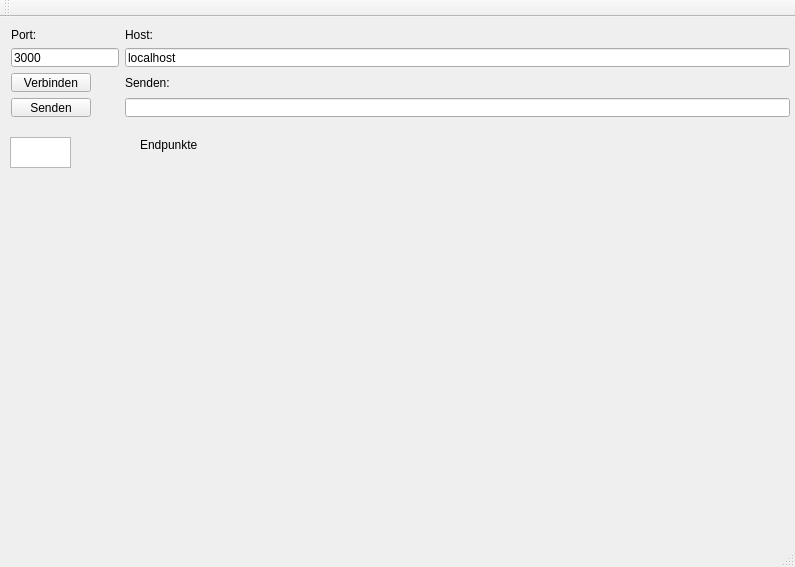
Old version of the form mainwindow.ui in the repository duebie90/HomeAutomationUi.
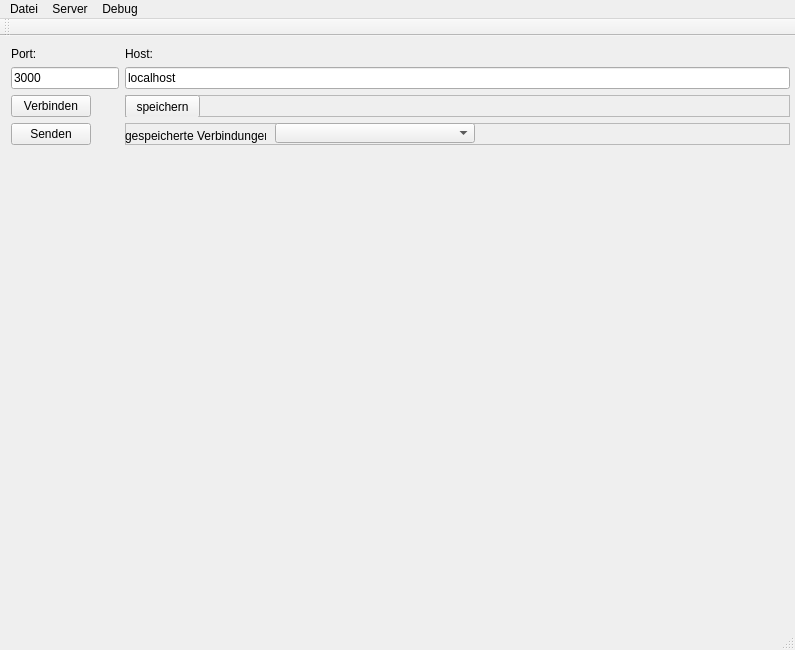
New version of the form. Icons and pictures are not drawn.

Commit message: Ui, Kommunikation mit Server und Protokoll weiterentwickelt.

Diff of the .ui file:
```diff
--- a/mainwindow.ui
+++ b/mainwindow.ui
@@ -7,7 +7,7 @@
     <x>0</x>
     <y>0</y>
     <width>795</width>
-    <height>567</height>
+    <height>650</height>
    </rect>
   </property>
   <property name="windowTitle">
@@ -24,7 +24,7 @@
       <x>0</x>
       <y>0</y>
       <width>801</width>
-      <height>111</height>
+      <height>140</height>
      </rect>
     </property>
     <layout class="QFormLayout" name="formLayout">
@@ -42,82 +42,143 @@
        </property>
       </widget>
      </item>
-     <item row="2" column="0">
+     <item row="3" column="0">
       <widget class="QLineEdit" name="lePort">
        <property name="text">
         <string>3000</string>
        </property>
       </widget>
      </item>
-     <item row="2" column="1">
+     <item row="3" column="1">
       <widget class="QLineEdit" name="leHost">
        <property name="text">
         <string>localhost</string>
        </property>
       </widget>
      </item>
-     <item row="3" column="0">
+     <item row="4" column="0">
       <widget class="QPushButton" name="buConnect">
        <property name="text">
         <string>Verbinden</string>
        </property>
       </widget>
      </item>
-     <item row="3" column="1">
-      <widget class="QLabel" name="label_3">
-       <property name="text">
-        <string>Senden:</string>
+     <item row="4" column="1">
+      <widget class="QFrame" name="frame_2">
+       <property name="frameShape">
+        <enum>QFrame::StyledPanel</enum>
        </property>
+       <property name="frameShadow">
+        <enum>QFrame::Raised</enum>
+       </property>
+       <widget class="QPushButton" name="buSaveConnection">
+        <property name="geometry">
+         <rect>
+          <x>0</x>
+          <y>0</y>
+          <width>75</width>
+          <height>23</height>
+         </rect>
+        </property>
+        <property name="text">
+         <string>speichern</string>
+        </property>
+       </widget>
       </widget>
      </item>
-     <item row="4" column="0">
+     <item row="5" column="0">
       <widget class="QPushButton" name="buSend">
        <property name="text">
         <string>Senden</string>
        </property>
       </widget>
      </item>
-     <item row="4" column="1">
-      <widget class="QLineEdit" name="leToSend"/>
+     <item row="5" column="1">
+      <widget class="QFrame" name="frame">
+       <property name="frameShape">
+        <enum>QFrame::StyledPanel</enum>
+       </property>
+       <property name="frameShadow">
+        <enum>QFrame::Raised</enum>
+       </property>
+       <widget class="QComboBox" name="cb_Connections">
+        <property name="geometry">
+         <rect>
+          <x>150</x>
+          <y>0</y>
+          <width>200</width>
+          <height>20</height>
+         </rect>
+        </property>
+       </widget>
+       <widget class="QLabel" name="label_3">
+        <property name="geometry">
+         <rect>
+          <x>0</x>
+          <y>5</y>
+          <width>141</width>
+          <height>16</height>
+         </rect>
+        </property>
+        <property name="text">
+         <string>gespeicherte Verbindungen:</string>
+        </property>
+       </widget>
+      </widget>
      </item>
     </layout>
    </widget>
-   <widget class="QLabel" name="label_4">
+   <widget class="QFrame" name="hBoxUpperFrane">
     <property name="geometry">
      <rect>
-      <x>140</x>
-      <y>120</y>
-      <width>71</width>
-      <height>16</height>
+      <x>0</x>
+      <y>150</y>
+      <width>781</width>
+      <height>200</height>
      </rect>
     </property>
-    <property name="text">
-     <string>Endpunkte</string>
+    <property name="frameShape">
+     <enum>QFrame::NoFrame</enum>
     </property>
-   </widget>
-   <widget class="QTableView" name="tableEndpoints">
-    <property name="enabled">
-     <bool>true</bool>
+    <property name="frameShadow">
+     <enum>QFrame::Plain</enum>
     </property>
-    <property name="geometry">
-     <rect>
-      <x>10</x>
-      <y>120</y>
-      <width>61</width>
-      <height>31</height>
-     </rect>
+    <property name="lineWidth">
+     <number>2</number>
     </property>
    </widget>
-   <widget class="QWidget" name="gridLayoutWidget_2">
+   <widget class="QFrame" name="hBoxLowerFrame">
     <property name="geometry">
      <rect>
-      <x>10</x>
-      <y>160</y>
-      <width>761</width>
-      <height>351</height>
+      <x>0</x>
+      <y>380</y>
+      <width>781</width>
+      <height>200</height>
      </rect>
     </property>
-    <layout class="QGridLayout" name="grid_endpointWidgets"/>
+    <property name="frameShape">
+     <enum>QFrame::NoFrame</enum>
+    </property>
+    <property name="frameShadow">
+     <enum>QFrame::Plain</enum>
+    </property>
+    <property name="lineWidth">
+     <number>1</number>
+    </property>
+    <property name="midLineWidth">
+     <number>1</number>
+    </property>
+    <widget class="QWidget" name="horizontalLayoutWidget_2">
+     <property name="geometry">
+      <rect>
+       <x>0</x>
+       <y>0</y>
+       <width>781</width>
+       <height>201</height>
+      </rect>
+     </property>
+     <layout class="QHBoxLayout" name="horizontalLayoutEndpointWidgets_lower"/>
+    </widget>
    </widget>
   </widget>
   <widget class="QMenuBar" name="menuBar">
@@ -129,6 +190,27 @@
      <height>21</height>
     </rect>
    </property>
+   <widget class="QMenu" name="menuDAtei">
+    <property name="title">
+     <string>Datei</string>
+    </property>
+    <addaction name="actionQuit"/>
+   </widget>
+   <widget class="QMenu" name="menuServer_2">
+    <property name="title">
+     <string>Server</string>
+    </property>
+    <addaction name="actionResetServer"/>
+   </widget>
+   <widget class="QMenu" name="menuDebug">
+    <property name="title">
+     <string>Debug</string>
+    </property>
+    <addaction name="actionResetUi"/>
+   </widget>
+   <addaction name="menuDAtei"/>
+   <addaction name="menuServer_2"/>
+   <addaction name="menuDebug"/>
   </widget>
   <widget class="QToolBar" name="mainToolBar">
    <attribute name="toolBarArea">
```
Left out of the diff: 33 changed lines with no effect on the pictures. The commit also changes 16 other files.
